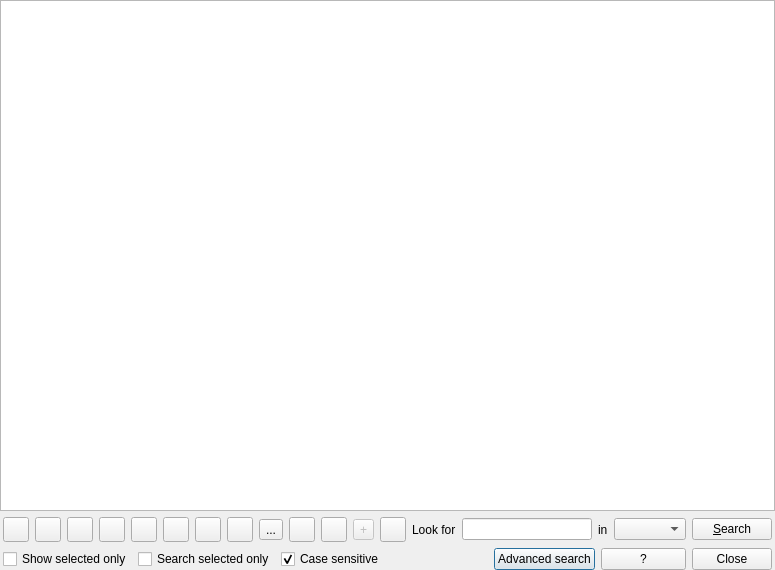
carsmie/QGIS, file src/ui/qgsattributetabledialog.ui: the form before one commit.
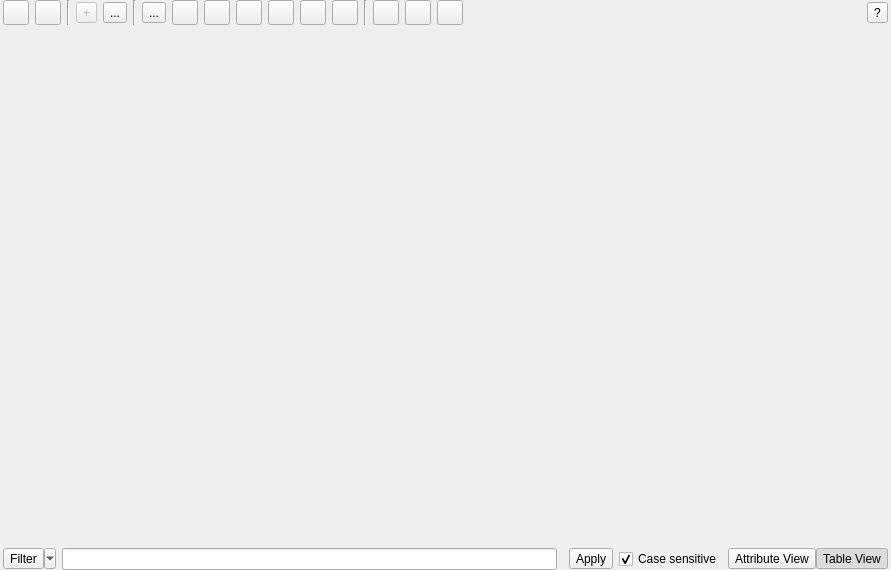
The form after the commit. Icons and pictures are not drawn. Custom widgets are drawn as their Qt base class.

Commit message: Major redesign of attribute table, codename: dual view

```diff
--- a/src/ui/qgsattributetabledialog.ui
+++ b/src/ui/qgsattributetabledialog.ui
@@ -6,7 +6,7 @@
    <rect>
     <x>0</x>
     <y>0</y>
-    <width>775</width>
+    <width>891</width>
     <height>570</height>
    </rect>
   </property>
@@ -17,97 +17,7 @@
    <property name="margin">
     <number>0</number>
    </property>
-   <item row="0" column="0">
-    <widget class="QgsAttributeTableView" name="mView">
-     <property name="alternatingRowColors">
-      <bool>true</bool>
-     </property>
-    </widget>
-   </item>
-   <item row="2" column="0">
-    <layout class="QHBoxLayout">
-     <property name="leftMargin">
-      <number>3</number>
-     </property>
-     <property name="rightMargin">
-      <number>3</number>
-     </property>
-     <item>
-      <widget class="QCheckBox" name="cbxShowSelectedOnly">
-       <property name="text">
-        <string>Show selected only</string>
-       </property>
-      </widget>
-     </item>
-     <item>
-      <widget class="QCheckBox" name="cbxSearchSelectedOnly">
-       <property name="text">
-        <string>Search selected only</string>
-       </property>
-      </widget>
-     </item>
-     <item>
-      <widget class="QCheckBox" name="cbxCaseSensitive">
-       <property name="text">
-        <string>Case sensitive</string>
-       </property>
-       <property name="checked">
-        <bool>true</bool>
-       </property>
-      </widget>
-     </item>
-     <item>
-      <spacer>
-       <property name="orientation">
-        <enum>Qt::Horizontal</enum>
-       </property>
-       <property name="sizeHint" stdset="0">
-        <size>
-         <width>40</width>
-         <height>20</height>
-        </size>
-       </property>
-      </spacer>
-     </item>
-     <item>
-      <widget class="QPushButton" name="mAdvancedSearchButton">
-       <property name="toolTip">
-        <string>Opens the search query builder</string>
-       </property>
-       <property name="text">
-        <string>Advanced search</string>
-       </property>
-       <property name="iconSize">
-        <size>
-         <width>12</width>
-         <height>12</height>
-        </size>
-       </property>
-      </widget>
-     </item>
-     <item>
-      <widget class="QPushButton" name="mHelpButton">
-       <property name="minimumSize">
-        <size>
-         <width>85</width>
-         <height>0</height>
-        </size>
-       </property>
-       <property name="text">
-        <string>?</string>
-       </property>
-      </widget>
-     </item>
-     <item>
-      <widget class="QPushButton" name="mCloseButton">
-       <property name="text">
-        <string>Close</string>
-       </property>
-      </widget>
-     </item>
-    </layout>
-   </item>
-   <item row="1" column="0">
+   <item row="3" column="0">
     <layout class="QHBoxLayout" name="horizontalLayout">
      <property name="leftMargin">
       <number>3</number>
@@ -115,6 +25,131 @@
      <property name="rightMargin">
       <number>3</number>
      </property>
+     <item>
+      <widget class="QToolButton" name="mToggleEditingButton">
+       <property name="toolTip">
+        <string>Toggle editing mode (Ctrl+E)</string>
+       </property>
+       <property name="whatsThis">
+        <string/>
+       </property>
+       <property name="text">
+        <string/>
+       </property>
+       <property name="icon">
+        <iconset resource="../../images/images.qrc">
+         <normaloff>:/images/themes/default/mActionToggleEditing.svg</normaloff>:/images/themes/default/mActionToggleEditing.svg</iconset>
+       </property>
+       <property name="iconSize">
+        <size>
+         <width>18</width>
+         <height>18</height>
+        </size>
+       </property>
+       <property name="shortcut">
+        <string>Ctrl+E</string>
+       </property>
+       <property name="checkable">
+        <bool>false</bool>
+       </property>
+      </widget>
+     </item>
+     <item>
+      <widget class="QToolButton" name="mSaveEditsButton">
+       <property name="toolTip">
+        <string>Save Edits (Ctrl+S)</string>
+       </property>
+       <property name="whatsThis">
+        <string/>
+       </property>
+       <property name="text">
+        <string/>
+       </property>
+       <property name="icon">
+        <iconset resource="../../images/images.qrc">
+         <normaloff>:/images/themes/default/mActionSaveEdits.svg</normaloff>:/images/themes/default/mActionSaveEdits.svg</iconset>
+       </property>
+       <property name="iconSize">
+        <size>
+         <width>18</width>
+         <height>18</height>
+        </size>
+       </property>
+       <property name="shortcut">
+        <string>Ctrl+E</string>
+       </property>
+       <property name="checkable">
+        <bool>false</bool>
+       </property>
+      </widget>
+     </item>
+     <item>
+      <widget class="Line" name="line">
+       <property name="orientation">
+        <enum>Qt::Vertical</enum>
+       </property>
+      </widget>
+     </item>
+     <item>
+      <widget class="QToolButton" name="mAddFeature">
+       <property name="enabled">
+        <bool>false</bool>
+       </property>
+       <property name="toolTip">
+        <string>Add feature</string>
+       </property>
+       <property name="text">
+        <string>+</string>
+       </property>
+      </widget>
+     </item>
+     <item>
+      <widget class="QToolButton" name="mDeleteSelectedButton">
+       <property name="toolTip">
+        <string>Delete selected features (Ctrl+D)</string>
+       </property>
+       <property name="text">
+        <string>...</string>
+       </property>
+       <property name="icon">
+        <iconset>
+         <normaloff>../../images/themes/default/mActionDeleteSelected.png</normaloff>../../images/themes/default/mActionDeleteSelected.png</iconset>
+       </property>
+       <property name="iconSize">
+        <size>
+         <width>18</width>
+         <height>18</height>
+        </size>
+       </property>
+       <property name="shortcut">
+        <string>Ctrl+D</string>
+       </property>
+      </widget>
+     </item>
+     <item>
+      <widget class="Line" name="line_2">
+       <property name="orientation">
+        <enum>Qt::Vertical</enum>
+       </property>
+      </widget>
+     </item>
+     <item>
+      <widget class="QToolButton" name="mExpressionSelectButton">
+       <property name="text">
+        <string>...</string>
+       </property>
+       <property name="icon">
+        <iconset resource="../../images/images.qrc">
+         <normaloff>:/images/themes/gis/mIconExpressionSelect.svg</normaloff>:/images/themes/gis/mIconExpressionSelect.svg</iconset>
+       </property>
+       <property name="iconSize">
+        <size>
+         <width>18</width>
+         <height>18</height>
+        </size>
+       </property>
+      </widget>
+     </item>
      <item>
       <widget class="QToolButton" name="mRemoveSelectionButton">
        <property name="toolTip">
@@ -159,6 +194,9 @@
        <property name="shortcut">
         <string>Ctrl+T</string>
        </property>
+       <property name="checkable">
+        <bool>true</bool>
+       </property>
       </widget>
      </item>
      <item>
@@ -184,58 +222,6 @@
        </property>
       </widget>
      </item>
-     <item>
-      <widget class="QToolButton" name="mCopySelectedRowsButton">
-       <property name="toolTip">
-        <string>Copy selected rows to clipboard (Ctrl+C)</string>
-       </property>
-       <property name="whatsThis">
-        <string/>
-       </property>
-       <property name="text">
-        <string/>
-       </property>
-       <property name="icon">
-        <iconset>
-         <normaloff>../../images/themes/default/mActionEditCopy.png</normaloff>../../images/themes/default/mActionEditCopy.png</iconset>
-       </property>
-       <property name="iconSize">
-        <size>
-         <width>18</width>
-         <height>18</height>
-        </size>
-       </property>
-       <property name="shortcut">
-        <string>Ctrl+C</string>
-       </property>
-      </widget>
-     </item>
-     <item>
-      <widget class="QToolButton" name="mZoomMapToSelectedRowsButton">
-       <property name="toolTip">
-        <string>Zoom map to the selected rows (Ctrl+J)</string>
-       </property>
-       <property name="whatsThis">
-        <string/>
-       </property>
-       <property name="text">
-        <string/>
-       </property>
-       <property name="icon">
-        <iconset>
-         <normaloff>../../images/themes/default/mActionZoomToSelected.png</normaloff>../../images/themes/default/mActionZoomToSelected.png</iconset>
-       </property>
-       <property name="iconSize">
-        <size>
-         <width>18</width>
-         <height>18</height>
-        </size>
-       </property>
-       <property name="shortcut">
-        <string>Ctrl+J</string>
-       </property>
-      </widget>
-     </item>
      <item>
       <widget class="QToolButton" name="mPanMapToSelectedRowsButton">
        <property name="toolTip">
@@ -263,7 +249,7 @@
       </widget>
      </item>
      <item>
-      <widget class="QToolButton" name="mToggleEditingButton">
+      <widget class="QToolButton" name="mZoomMapToSelectedRowsButton">
        <property name="toolTip">
         <string>Toggle editing mode (Ctrl+E)</string>
        </property>
@@ -286,13 +272,10 @@
        <property name="shortcut">
         <string>Ctrl+E</string>
        </property>
-       <property name="checkable">
-        <bool>false</bool>
-       </property>
       </widget>
      </item>
      <item>
-      <widget class="QToolButton" name="mSaveEditsButton">
+      <widget class="QToolButton" name="mCopySelectedRowsButton">
        <property name="toolTip">
         <string>Save Edits (Ctrl+S)</string>
        </property>
@@ -303,32 +286,6 @@
         <string/>
        </property>
        <property name="icon">
-        <iconset resource="../../images/images.qrc">
-         <normaloff>:/images/themes/default/mActionSaveEdits.svg</normaloff>:/images/themes/default/mActionSaveEdits.svg</iconset>
-       </property>
-       <property name="iconSize">
-        <size>
-         <width>18</width>
-         <height>18</height>
-        </size>
-       </property>
-       <property name="shortcut">
-        <string>Ctrl+E</string>
-       </property>
-       <property name="checkable">
-        <bool>false</bool>
-       </property>
-      </widget>
-     </item>
-     <item>
-      <widget class="QToolButton" name="mDeleteSelectedButton">
-       <property name="toolTip">
-        <string>Delete selected features (Ctrl+D)</string>
-       </property>
-       <property name="text">
-        <string>...</string>
-       </property>
-       <property name="icon">
         <iconset>
          <normaloff>../../images/themes/default/mActionDeleteSelected.png</normaloff>../../images/themes/default/mActionDeleteSelected.png</iconset>
        </property>
@@ -344,25 +301,9 @@
       </widget>
      </item>
      <item>
-      <widget class="QToolButton" name="mAddAttribute">
-       <property name="toolTip">
-        <string>New column (Ctrl+W)</string>
-       </property>
-       <property name="text">
-        <string/>
-       </property>
-       <property name="icon">
-        <iconset>
-         <normaloff>../../images/themes/default/mActionNewAttribute.png</normaloff>../../images/themes/default/mActionNewAttribute.png</iconset>
-       </property>
-       <property name="iconSize">
-        <size>
-         <width>18</width>
-         <height>18</height>
-        </size>
-       </property>
-       <property name="shortcut">
-        <string>Ctrl+W</string>
+      <widget class="Line" name="line_3">
+       <property name="orientation">
+        <enum>Qt::Vertical</enum>
        </property>
       </widget>
      </item>
@@ -390,15 +331,25 @@
       </widget>
      </item>
      <item>
-      <widget class="QToolButton" name="mAddFeature">
-       <property name="enabled">
-        <bool>false</bool>
-       </property>
+      <widget class="QToolButton" name="mAddAttribute">
        <property name="toolTip">
         <string>Add feature</string>
        </property>
        <property name="text">
-        <string>+</string>
+        <string/>
+       </property>
+       <property name="icon">
+        <iconset>
+         <normaloff>../../images/themes/default/mActionNewAttribute.png</normaloff>../../images/themes/default/mActionNewAttribute.png</iconset>
+       </property>
+       <property name="iconSize">
+        <size>
+         <width>18</width>
+         <height>18</height>
+        </size>
+       </property>
+       <property name="shortcut">
+        <string>Ctrl+W</string>
        </property>
       </widget>
      </item>
@@ -426,50 +377,163 @@
       </widget>
      </item>
      <item>
-      <widget class="QLabel" name="searchFor">
+      <spacer name="horizontalSpacer">
+       <property name="orientation">
+        <enum>Qt::Horizontal</enum>
+       </property>
+       <property name="sizeHint" stdset="0">
+        <size>
+         <width>40</width>
+         <height>20</height>
+        </size>
+       </property>
+      </spacer>
+     </item>
+     <item>
+      <widget class="QToolButton" name="mHelpButton">
+       <property name="sizePolicy">
+        <sizepolicy hsizetype="Fixed" vsizetype="Fixed">
+         <horstretch>0</horstretch>
+         <verstretch>0</verstretch>
+        </sizepolicy>
+       </property>
+       <property name="minimumSize">
+        <size>
+         <width>0</width>
+         <height>0</height>
+        </size>
+       </property>
        <property name="text">
-        <string>Look for</string>
+        <string>?</string>
        </property>
       </widget>
      </item>
+    </layout>
+   </item>
+   <item row="4" column="0">
+    <widget class="QgsDualView" name="mMainView">
+     <property name="currentIndex">
+      <number>-1</number>
+     </property>
+    </widget>
+   </item>
+   <item row="6" column="0">
+    <layout class="QHBoxLayout">
+     <property name="leftMargin">
+      <number>3</number>
+     </property>
+     <property name="rightMargin">
+      <number>3</number>
+     </property>
      <item>
-      <widget class="QgsFilterLineEdit" name="query"/>
-     </item>
-     <item>
-      <widget class="QLabel" name="searchIn">
+      <widget class="QToolButton" name="mFilterButton">
+       <property name="toolTip">
+        <string>The filter defines, which features are currently shown in the list or on the table</string>
+       </property>
        <property name="text">
-        <string>in</string>
+        <string>Filter</string>
        </property>
+       <property name="icon">
+        <iconset>
+         <normaloff>../../images/themes/default/mActionFilter.png</normaloff>../../images/themes/default/mActionFilter.png</iconset>
+       </property>
+       <property name="popupMode">
+        <enum>QToolButton::MenuButtonPopup</enum>
+       </property>
+       <property name="toolButtonStyle">
+        <enum>Qt::ToolButtonTextBesideIcon</enum>
+       </property>
       </widget>
      </item>
      <item>
-      <widget class="QComboBox" name="columnBox"/>
+      <widget class="QgsFilterLineEdit" name="mFilterQuery"/>
      </item>
      <item>
-      <widget class="QPushButton" name="searchButton">
+      <widget class="QWidget" name="mSpacer" native="true"/>
+     </item>
+     <item>
+      <widget class="QToolButton" name="mApplyFilterButton">
        <property name="toolTip">
         <string>Looks for the given value in the given attribute column</string>
        </property>
        <property name="text">
-        <string>&amp;Search</string>
+        <string>Apply</string>
        </property>
+       <property name="toolButtonStyle">
+        <enum>Qt::ToolButtonTextOnly</enum>
+       </property>
       </widget>
      </item>
+     <item>
+      <widget class="QCheckBox" name="mCbxCaseSensitive">
+       <property name="text">
+        <string>Case sensitive</string>
+       </property>
+       <property name="checked">
+        <bool>true</bool>
+       </property>
+      </widget>
+     </item>
+     <item>
+      <layout class="QHBoxLayout" name="horizontalLayout_2">
+       <property name="spacing">
+        <number>0</number>
+       </property>
+       <item>
+        <widget class="QToolButton" name="mAttributeViewButton">
+         <property name="text">
+          <string>Attribute View</string>
+         </property>
+         <property name="icon">
+          <iconset>
+           <normaloff>../../images/themes/default/mActionPropertyItem.png</normaloff>../../images/themes/default/mActionPropertyItem.png</iconset>
+         </property>
+         <property name="checkable">
+          <bool>true</bool>
+         </property>
+         <attribute name="buttonGroup">
+          <string notr="true">mMainViewButtonGroup</string>
+         </attribute>
+        </widget>
+       </item>
+       <item>
+        <widget class="QToolButton" name="mTableViewButton">
+         <property name="text">
+          <string>Table View</string>
+         </property>
+         <property name="icon">
+          <iconset>
+           <normaloff>../../images/themes/default/mActionOpenTable.png</normaloff>../../images/themes/default/mActionOpenTable.png</iconset>
+         </property>
+         <property name="checkable">
+          <bool>true</bool>
+         </property>
+         <property name="checked">
+          <bool>true</bool>
+         </property>
+         <attribute name="buttonGroup">
+          <string notr="true">mMainViewButtonGroup</string>
+         </attribute>
+        </widget>
+       </item>
+      </layout>
+     </item>
     </layout>
    </item>
   </layout>
  </widget>
  <customwidgets>
-  <customwidget>
-   <class>QgsAttributeTableView</class>
-   <extends>QTableView</extends>
-   <header>qgsattributetableview.h</header>
-  </customwidget>
   <customwidget>
    <class>QgsFilterLineEdit</class>
    <extends>QLineEdit</extends>
    <header>qgsfilterlineedit.h</header>
   </customwidget>
+  <customwidget>
+   <class>QgsDualView</class>
+   <extends>QStackedWidget</extends>
+   <header>qgsdualview.h</header>
+   <container>1</container>
+  </customwidget>
  </customwidgets>
  <tabstops>
   <tabstop>mView</tabstop>
```
Left out of the diff: 114 changed lines with no effect on the pictures. The commit also changes 41 other files.
